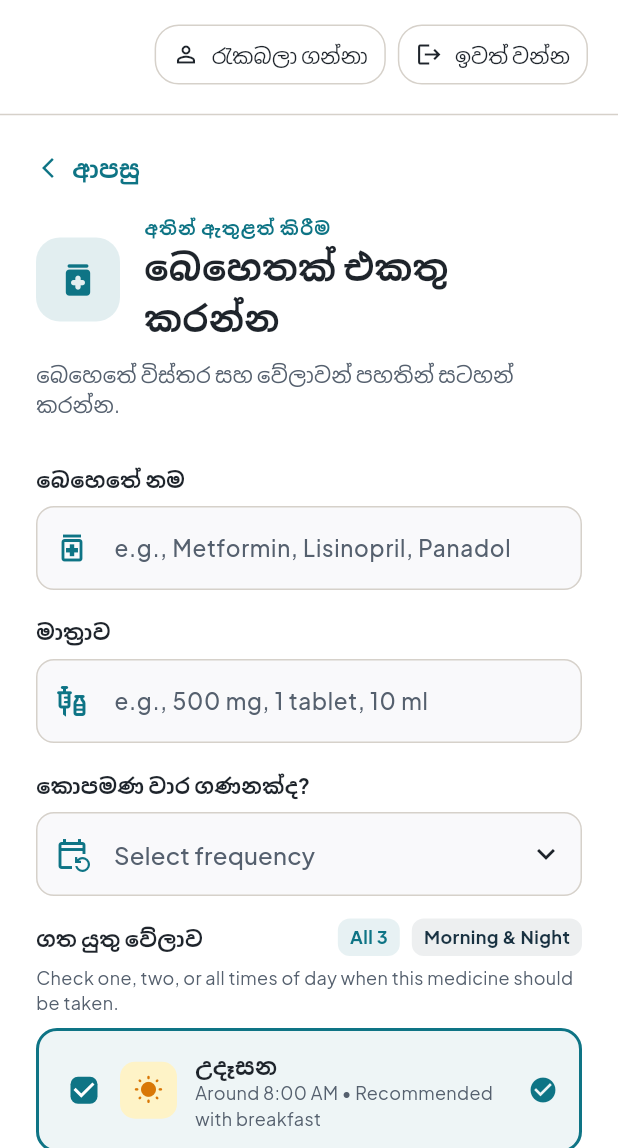
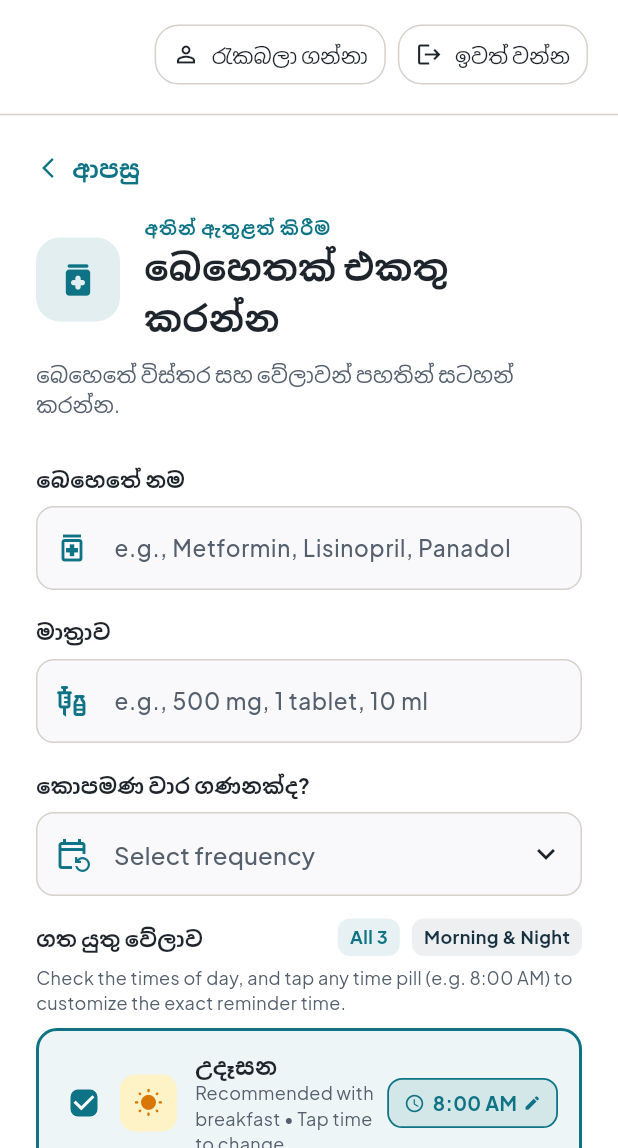
Before and after one commit to divyanjali2/medicare-app, a Flutter app: the AddManuallyScreen screen opened directly, on a phone screen of 412 x 824 dp, the part 88-1236 px from its top. Run offline on Flutter 3.47's test engine with Material 3 defaults, Android fonts, the phone set to English and light mode, and no system bars; our stand-ins replace cloud_firestore, connectivity_plus, firebase_auth, firebase_core, flutter_local_notifications, google_fonts and 2 more; missing offline and left inert: google_mlkit_text_recognition; accounts and stored records are empty; generated files the repository leaves out were written again.

```diff
--- a/lib/screens/add_manually_screen.dart
+++ b/lib/screens/add_manually_screen.dart
@@ -67,6 +67,13 @@ class AddManuallyScreenState extends State<AddManuallyScreen> {
   Set<String> get selectedTimesOfDay => _selectedTimesOfDay;
   String get selectedTimeOfDay => _selectedTimesOfDay.isNotEmpty ? _selectedTimesOfDay.first : 'Morning';
 
+  final Map<String, TimeOfDay> _customTimesOfDay = {
+    'Morning': const TimeOfDay(hour: 8, minute: 0),
+    'Evening': const TimeOfDay(hour: 18, minute: 0),
+    'Night': const TimeOfDay(hour: 21, minute: 0),
+  };
+  Map<String, TimeOfDay> get customTimesOfDay => _customTimesOfDay;
+
   bool _isSaving = false;
   bool _isCaregiver = false;
   List<UserProfile> _linkedPatients = [];
@@ -126,10 +133,13 @@ class AddManuallyScreenState extends State<AddManuallyScreen> {
         final hour = st.hour;
         if (hour >= 17 && hour < 20) {
           _selectedTimesOfDay.add('Evening');
+          _customTimesOfDay['Evening'] = TimeOfDay(hour: st.hour, minute: st.minute);
         } else if (hour >= 20 || hour < 5) {
           _selectedTimesOfDay.add('Night');
+          _customTimesOfDay['Night'] = TimeOfDay(hour: st.hour, minute: st.minute);
         } else {
           _selectedTimesOfDay.add('Morning');
+          _customTimesOfDay['Morning'] = TimeOfDay(hour: st.hour, minute: st.minute);
         }
       }
     }
@@ -225,6 +235,25 @@ class AddManuallyScreenState extends State<AddManuallyScreen> {
     );
   }
 
+  TimeOfDay _getDefaultTimeOfDay(String period) {
+    switch (period) {
+      case 'Evening':
+        return const TimeOfDay(hour: 18, minute: 0);
+      case 'Night':
+        return const TimeOfDay(hour: 21, minute: 0);
+      case 'Morning':
+      default:
+        return const TimeOfDay(hour: 8, minute: 0);
+    }
+  }
+
+  String _formatTimeOfDay(TimeOfDay time) {
+    final hour = time.hourOfPeriod == 0 ? 12 : time.hourOfPeriod;
+    final minute = time.minute.toString().padLeft(2, '0');
+    final period = time.period == DayPeriod.am ? 'AM' : 'PM';
+    return '$hour:$minute $period';
+  }
+
   Widget _buildTimeCheckboxOption({
     required String value,
     required String title,
@@ -234,6 +263,8 @@ class AddManuallyScreenState extends State<AddManuallyScreen> {
     required Color iconBgColor,
   }) {
     final isSelected = _selectedTimesOfDay.contains(value);
+    final currentTime = _customTimesOfDay[value] ?? _getDefaultTimeOfDay(value);
+    final formattedTime = _formatTimeOfDay(currentTime);
 
     return Padding(
       padding: const EdgeInsets.only(bottom: 10.0),
@@ -334,8 +365,65 @@ class AddManuallyScreenState extends State<AddManuallyScreen> {
                 ),
               ),
 
-              if (isSelected)
-                const Icon(Icons.check_circle, color: AppColors.brandTeal, size: 20),
+              const SizedBox(width: 8),
+
+              // Tappable Time Picker Button
+              Tooltip(
+                message: 'Tap to change time',
+                child: InkWell(
+                  onTap: () async {
+                    final picked = await showTimePicker(
+                      context: context,
+                      initialTime: currentTime,
+                    );
+                    if (picked != null) {
+                      setState(() {
+                        _customTimesOfDay[value] = picked;
+                        _selectedTimesOfDay.add(value);
+                      });
+                    }
+                  },
+                  borderRadius: BorderRadius.circular(10),
+                  child: Container(
+                    padding: const EdgeInsets.symmetric(horizontal: 10, vertical: 6),
+                    decoration: BoxDecoration(
+                      color: isSelected
+                          ? AppColors.brandTeal.withValues(alpha: 0.12)
+                          : const Color(0xFFF1F5F9),
+                      borderRadius: BorderRadius.circular(10),
+                      border: Border.all(
+                        color: isSelected ? AppColors.brandTeal : AppColors.borderSubtle,
+                        width: 1.2,
+                      ),
+                    ),
+                    child: Row(
+                      mainAxisSize: MainAxisSize.min,
+                      children: [
+                        Icon(
+                          Icons.access_time_rounded,
+                          size: 14,
+                          color: isSelected ? AppColors.brandTeal : AppColors.textDark,
+                        ),
+                        const SizedBox(width: 5),
+                        Text(
+                          formattedTime,
+                          style: TextStyle(
+                            fontSize: 13,
+                            fontWeight: FontWeight.bold,
+                            color: isSelected ? AppColors.brandTeal : AppColors.textDark,
+                          ),
+                        ),
+                        const SizedBox(width: 4),
+                        Icon(
+                          Icons.edit,
+                          size: 12,
+                          color: isSelected ? AppColors.brandTeal : AppColors.textMuted,
+                        ),
+                      ],
+                    ),
+                  ),
+                ),
+              ),
             ],
           ),
         ),
@@ -366,13 +454,16 @@ class AddManuallyScreenState extends State<AddManuallyScreen> {
 
       final List<DateTime> scheduledTimesList = [];
       if (_selectedTimesOfDay.contains('Morning')) {
-        scheduledTimesList.add(DateTime(now.year, now.month, now.day, 8, 0));
+        final t = _customTimesOfDay['Morning'] ?? const TimeOfDay(hour: 8, minute: 0);
+        scheduledTimesList.add(DateTime(now.year, now.month, now.day, t.hour, t.minute));
       }
       if (_selectedTimesOfDay.contains('Evening')) {
-        scheduledTimesList.add(DateTime(now.year, now.month, now.day, 18, 0));
+        final t = _customTimesOfDay['Evening'] ?? const TimeOfDay(hour: 18, minute: 0);
+        scheduledTimesList.add(DateTime(now.year, now.month, now.day, t.hour, t.minute));
       }
       if (_selectedTimesOfDay.contains('Night')) {
-        scheduledTimesList.add(DateTime(now.year, now.month, now.day, 21, 0));
+        final t = _customTimesOfDay['Night'] ?? const TimeOfDay(hour: 21, minute: 0);
+        scheduledTimesList.add(DateTime(now.year, now.month, now.day, t.hour, t.minute));
       }
 
       if (scheduledTimesList.isEmpty) {
@@ -1108,14 +1199,14 @@ class AddManuallyScreenState extends State<AddManuallyScreen> {
                       const Padding(
                         padding: EdgeInsets.only(bottom: 8.0),
                         child: Text(
-                          'Check one, two, or all times of day when this medicine should be taken.',
+                          'Check the times of day, and tap any time pill (e.g. 8:00 AM) to customize the exact reminder time.',
                           style: TextStyle(fontSize: 12, color: AppColors.textMuted),
                         ),
                       ),
                       _buildTimeCheckboxOption(
                         value: 'Morning',
                         title: l10n?.morning ?? 'Morning',
-                        timeSubtitle: 'Around 8:00 AM • Recommended with breakfast',
+                        timeSubtitle: 'Recommended with breakfast • Tap time to change',
                         icon: Icons.wb_sunny_rounded,
                         iconColor: const Color(0xFFD97706),
                         iconBgColor: const Color(0xFFFEF3C7),
@@ -1123,7 +1214,7 @@ class AddManuallyScreenState extends State<AddManuallyScreen> {
                       _buildTimeCheckboxOption(
                         value: 'Evening',
                         title: l10n?.evening ?? 'Evening',
-                        timeSubtitle: 'Around 6:00 PM • Recommended with dinner',
+                        timeSubtitle: 'Recommended with dinner • Tap time to change',
                         icon: Icons.wb_twilight_rounded,
                         iconColor: const Color(0xFFEA580C),
                         iconBgColor: const Color(0xFFFFEDD5),
@@ -1131,7 +1222,7 @@ class AddManuallyScreenState extends State<AddManuallyScreen> {
                       _buildTimeCheckboxOption(
                         value: 'Night',
                         title: l10n?.night ?? 'Night',
-                        timeSubtitle: 'Around 9:00 PM • Recommended before sleep',
+                        timeSubtitle: 'Recommended before sleep • Tap time to change',
                         icon: Icons.nightlight_round,
                         iconColor: const Color(0xFF4F46E5),
                         iconBgColor: const Color(0xFFEEF2FF),
```
Also changed, not shown: 1 other file.
